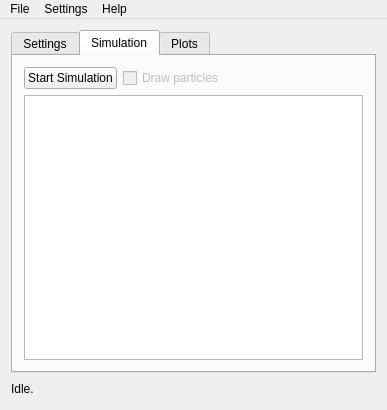
krikru/MD, file MD/mdmainwin.ui: the form before one commit.
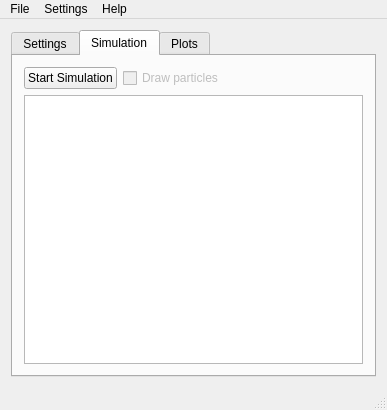
The form after the commit. The open tabs and pages were chosen to show the change.

```diff
--- a/MD/mdmainwin.ui
+++ b/MD/mdmainwin.ui
@@ -925,36 +925,6 @@
       </widget>
      </widget>
     </item>
-    <item>
-     <layout class="QHBoxLayout" name="horizontalLayout_2">
-      <item>
-       <widget class="QLabel" name="status_l">
-        <property name="sizePolicy">
-         <sizepolicy hsizetype="Maximum" vsizetype="Preferred">
-          <horstretch>0</horstretch>
-          <verstretch>0</verstretch>
-         </sizepolicy>
-        </property>
-        <property name="text">
-         <string>Idle.</string>
-        </property>
-       </widget>
-      </item>
-      <item>
-       <spacer name="horizontalSpacer">
-        <property name="orientation">
-         <enum>Qt::Horizontal</enum>
-        </property>
-        <property name="sizeHint" stdset="0">
-         <size>
-          <width>40</width>
-          <height>20</height>
-         </size>
-        </property>
-       </spacer>
-      </item>
-     </layout>
-    </item>
    </layout>
   </widget>
   <widget class="QMenuBar" name="menuBar">
@@ -989,6 +959,7 @@
    <addaction name="menuSettings"/>
    <addaction name="menuHelp"/>
   </widget>
+  <widget class="QStatusBar" name="statusbar"/>
   <action name="actionExit">
    <property name="text">
     <string>Exit</string>
```
Left out of the diff: 2 changed lines with no effect on the pictures.
